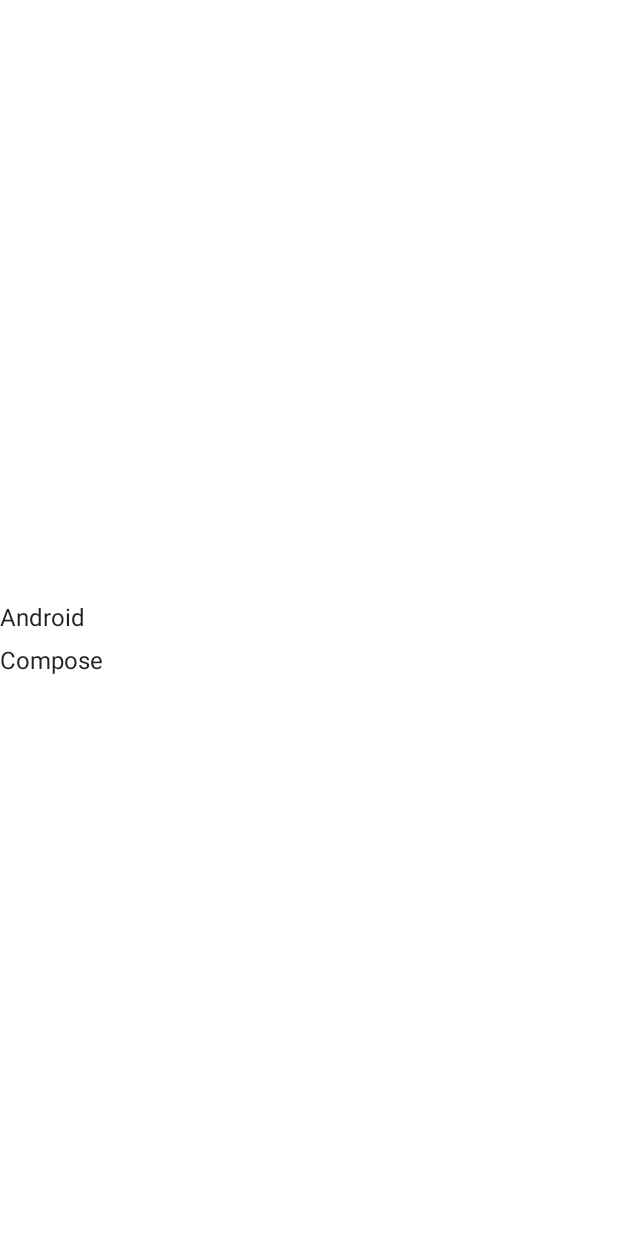
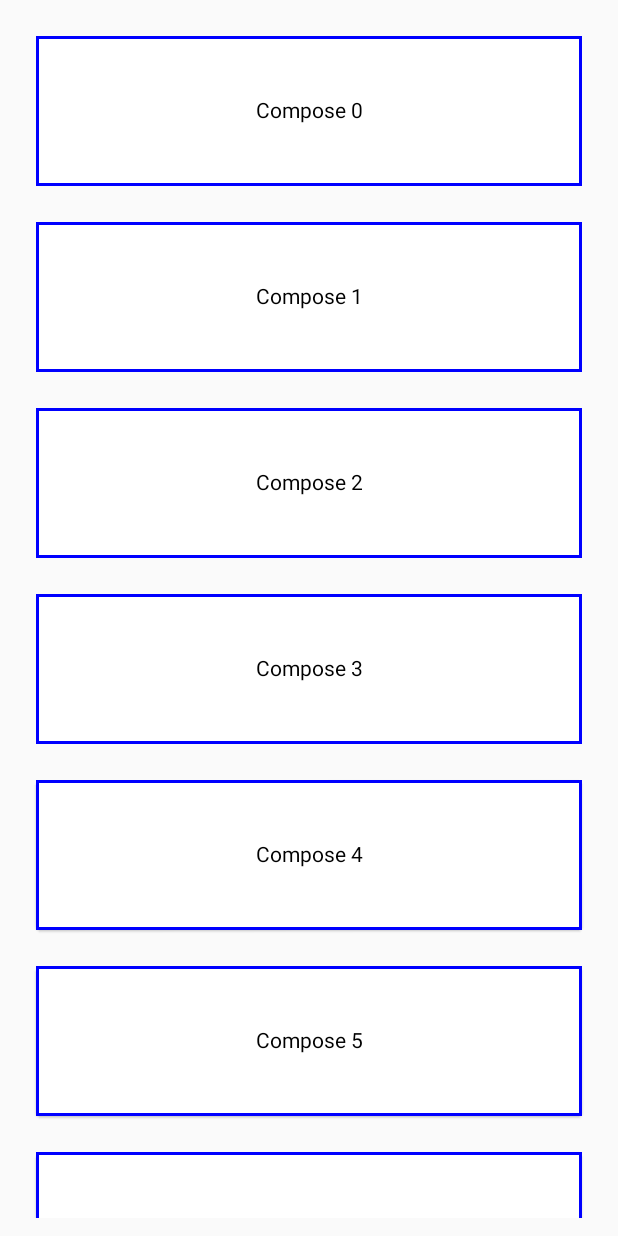
Before and after one commit to hyosikchoi/ComposePractice, an Android app built with Jetpack Compose: the screen it shows after launch (MainActivity before the commit, ColumnList after it), on a phone screen of 412 x 824 dp. Before the commit the screen is almost empty. Run offline under Robolectric (Android 15) with nearby library versions, the phone set to English and light mode, and no system bars.

Commit message:
Make Scroll List with Column Layout and ScrollState

```diff
--- a/app/src/main/AndroidManifest.xml
+++ b/app/src/main/AndroidManifest.xml
@@ -14,7 +14,7 @@
         android:theme="@style/Theme.ComposePractice"
         tools:targetApi="31">
         <activity
-            android:name=".MainActivity"
+            android:name=".ui.ColumnList"
             android:exported="true"
             android:label="@string/app_name"
             android:theme="@style/Theme.ComposePractice">
--- a/app/src/main/java/kr/co/composepractice/ui/Box.kt
+++ b/app/src/main/java/kr/co/composepractice/ui/BoxClass.kt
@@ -9,7 +9,7 @@ import androidx.compose.ui.Alignment
 import androidx.compose.ui.Modifier
 import androidx.compose.ui.tooling.preview.Preview
 
-class Box : ComponentActivity() {
+class BoxClass : ComponentActivity() {
 
     override fun onCreate(savedInstanceState: Bundle?) {
         super.onCreate(savedInstanceState)
--- /dev/null
+++ b/app/src/main/java/kr/co/composepractice/ui/ColumnList.kt
@@ -0,0 +1,71 @@
+package kr.co.composepractice.ui
+
+import android.os.Bundle
+import androidx.activity.ComponentActivity
+import androidx.activity.compose.setContent
+import androidx.compose.foundation.border
+import androidx.compose.foundation.layout.*
+import androidx.compose.material.Card
+import androidx.compose.material.Text
+import androidx.compose.runtime.Composable
+import androidx.compose.ui.Alignment
+import androidx.compose.ui.Modifier
+import androidx.compose.ui.graphics.Color
+import androidx.compose.ui.tooling.preview.Preview
+import androidx.compose.ui.unit.dp
+import androidx.compose.foundation.layout.Column
+import androidx.compose.foundation.rememberScrollState
+import androidx.compose.foundation.verticalScroll
+
+class ColumnList : ComponentActivity() {
+
+    override fun onCreate(savedInstanceState: Bundle?) {
+        super.onCreate(savedInstanceState)
+        setContent {
+            val scrollState = rememberScrollState() // ScrollState에 대한 remember
+            Column(
+                Modifier
+                    .fillMaxSize()
+                    .padding(12.dp)
+                    .verticalScroll(scrollState) // Column에 ScrollState 설정
+            ) {
+                for (i in 0..50) {
+                    composeCard(order = i)
+                }
+            }
+        }
+        /** 하지만 이런 방식은 RecyclerView 처럼 화면상 보이는 List만 그리는게 아닌 전체를 그린다. */
+        /** 그러므로 컴포저블이 100개 혹은 1000개와같이 많아진다면 OOM,ANR 이 발생할 수 있다. */
+        /** 간단한 View나 10개 이내 자식 컴포저블을 만들 때 효율적이다. */
+    }
+
+    @Composable
+    fun composeCard(order : Int) {
+        Card(
+            Modifier
+                .padding(12.dp)
+                .border(width = 2.dp, color = Color.Blue)
+                .fillMaxWidth()
+                .height(100.dp)
+        ) {
+            Box(contentAlignment = Alignment.Center) {
+                Text("Compose $order")
+            }
+        }
+    }
+
+    @Preview(showBackground = true , widthDp = 200 , heightDp = 200)
+    @Composable
+    fun preView() {
+        Column(
+            Modifier
+                .fillMaxSize()
+                .padding(12.dp)
+        ) {
+            for (i in 0..50) {
+                composeCard(order = i)
+            }
+        }
+    }
+
+}
```
